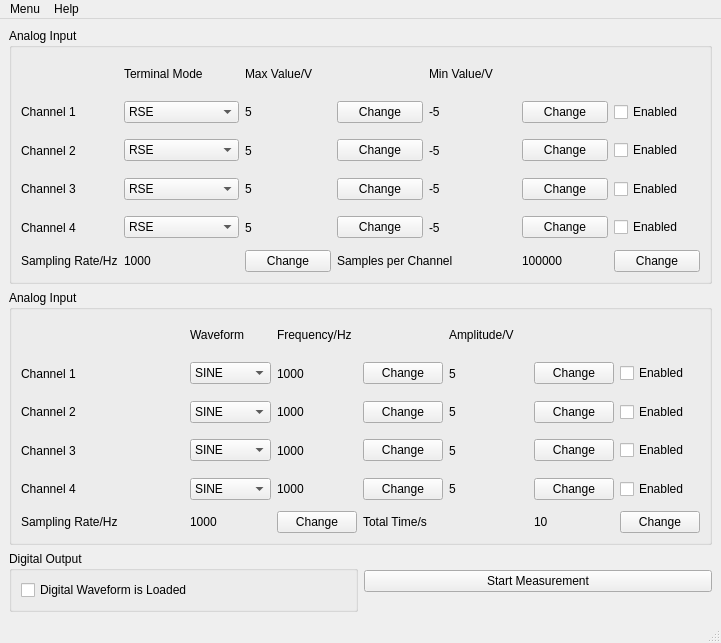
Above: config_ui/main_window.ui from MadSciSoCool/PCI6289UiTaskConfig before the change. Below: the same form after it.
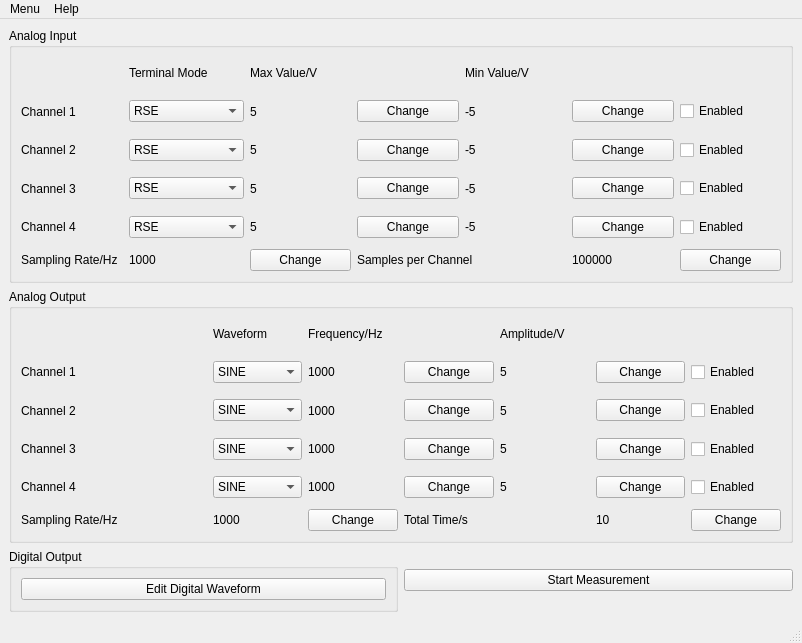
That is the form after the change.

Diff of the .ui file:
```diff
--- a/config_ui/main_window.ui
+++ b/config_ui/main_window.ui
@@ -6,7 +6,7 @@
    <rect>
     <x>0</x>
     <y>0</y>
-    <width>721</width>
+    <width>802</width>
     <height>643</height>
    </rect>
   </property>
@@ -334,7 +334,7 @@
     <item row="1" column="0" colspan="2">
      <widget class="QGroupBox" name="analog_input_group_2">
       <property name="title">
-       <string>Analog Input</string>
+       <string>Analog Output</string>
       </property>
       <layout class="QGridLayout" name="gridLayout_2">
        <item row="1" column="4" rowspan="2">
@@ -634,15 +634,9 @@
       </property>
       <layout class="QHBoxLayout" name="horizontalLayout">
        <item>
-        <widget class="QCheckBox" name="checkBox_9">
+        <widget class="QPushButton" name="edit_digital_waveform">
          <property name="text">
-          <string>Digital Waveform is Loaded</string>
-         </property>
-         <property name="checkable">
-          <bool>true</bool>
-         </property>
-         <property name="checked">
-          <bool>false</bool>
+          <string>Edit Digital Waveform</string>
          </property>
         </widget>
        </item>
@@ -663,8 +657,8 @@
     <rect>
      <x>0</x>
      <y>0</y>
-     <width>721</width>
-     <height>22</height>
+     <width>802</width>
+     <height>26</height>
     </rect>
    </property>
    <widget class="QMenu" name="menuMenu">
```
Left out of the diff: 100 changed lines with no effect on the pictures.
